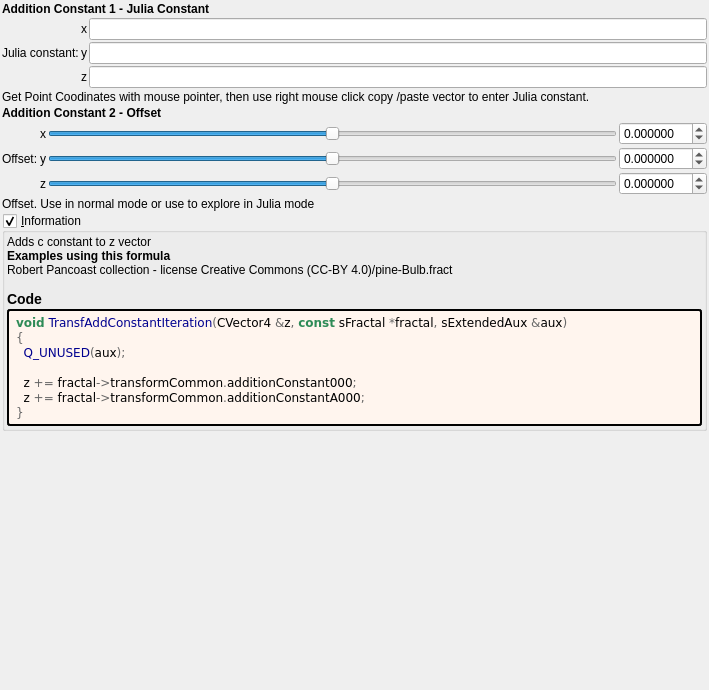
Before: the Qt Designer form mandelbulber2/formula/ui/fractal_transf_add_constant.ui in buddhi1980/mandelbulber2, drawn with Qt 5.
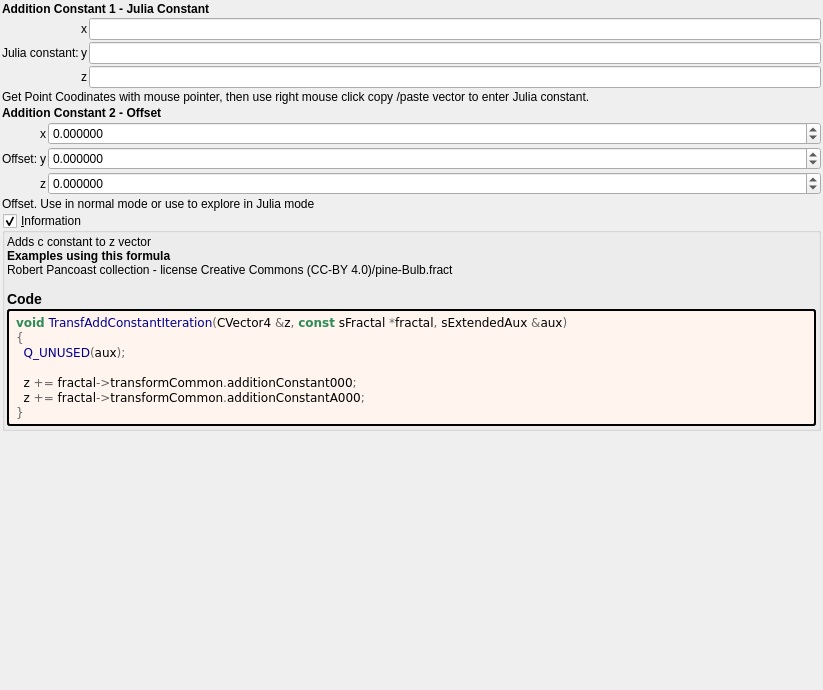
After: the same form once the commit is applied. Custom widgets are drawn as their Qt base class.

Commit message: Cleaned up 18 UIs for fractal transforms

Diff of the .ui file:
```diff
--- a/mandelbulber2/formula/ui/fractal_transf_add_constant.ui
+++ b/mandelbulber2/formula/ui/fractal_transf_add_constant.ui
@@ -6,7 +6,7 @@
    <rect>
     <x>0</x>
     <y>0</y>
-    <width>709</width>
+    <width>823</width>
     <height>690</height>
    </rect>
   </property>
@@ -131,118 +131,10 @@
     </widget>
    </item>
    <item>
-    <layout class="QGridLayout" name="gridLayout_63">
+    <layout class="QGridLayout" name="gridLayout_63" columnstretch="0,0,0,1">
      <property name="spacing">
       <number>2</number>
      </property>
-     <item row="4" column="3">
-      <widget class="QSlider" name="slider3_transf_addition_constantA_000_z">
-       <property name="sizePolicy">
-        <sizepolicy hsizetype="Expanding" vsizetype="Maximum">
-         <horstretch>0</horstretch>
-         <verstretch>0</verstretch>
-        </sizepolicy>
-       </property>
-       <property name="minimum">
-        <number>-5000000</number>
-       </property>
-       <property name="maximum">
-        <number>5000000</number>
-       </property>
-       <property name="singleStep">
-        <number>1</number>
-       </property>
-       <property name="orientation">
-        <enum>Qt::Horizontal</enum>
-       </property>
-      </widget>
-     </item>
-     <item row="4" column="4">
-      <widget class="MyDoubleSpinBox" name="spinbox3_transf_addition_constantA_000_z">
-       <property name="sizePolicy">
-        <sizepolicy hsizetype="Minimum" vsizetype="Maximum">
-         <horstretch>0</horstretch>
-         <verstretch>0</verstretch>
-        </sizepolicy>
-       </property>
-       <property name="prefix">
-        <string/>
-       </property>
-       <property name="suffix">
-        <string/>
-       </property>
-       <property name="decimals">
-        <number>6</number>
-       </property>
-       <property name="minimum">
-        <double>-99.989999999999995</double>
-       </property>
-       <property name="maximum">
-        <double>99.989999999999995</double>
-       </property>
-       <property name="singleStep">
-        <double>0.100000000000000</double>
-       </property>
-      </widget>
-     </item>
-     <item row="3" column="1">
-      <widget class="QLabel" name="label_255">
-       <property name="text">
-        <string>Offset:</string>
-       </property>
-      </widget>
-     </item>
-     <item row="3" column="3">
-      <widget class="QSlider" name="slider3_transf_addition_constantA_000_y">
-       <property name="sizePolicy">
-        <sizepolicy hsizetype="Expanding" vsizetype="Maximum">
-         <horstretch>0</horstretch>
-         <verstretch>0</verstretch>
-        </sizepolicy>
-       </property>
-       <property name="minimum">
-        <number>-5000000</number>
-       </property>
-       <property name="maximum">
-        <number>5000000</number>
-       </property>
-       <property name="singleStep">
-        <number>1</number>
-       </property>
-       <property name="orientation">
-        <enum>Qt::Horizontal</enum>
-       </property>
-      </widget>
-     </item>
-     <item row="3" column="2">
-      <widget class="QLabel" name="label_113">
-       <property name="text">
-        <string notr="true">y</string>
-       </property>
-      </widget>
-     </item>
-     <item row="2" column="3">
-      <widget class="QSlider" name="slider3_transf_addition_constantA_000_x">
-       <property name="sizePolicy">
-        <sizepolicy hsizetype="Preferred" vsizetype="Preferred">
-         <horstretch>0</horstretch>
-         <verstretch>0</verstretch>
-        </sizepolicy>
-       </property>
-       <property name="minimum">
-        <number>-5000000</number>
-       </property>
-       <property name="maximum">
-        <number>5000000</number>
-       </property>
-       <property name="singleStep">
-        <number>1</number>
-       </property>
-       <property name="orientation">
-        <enum>Qt::Horizontal</enum>
-       </property>
-      </widget>
-     </item>
      <item row="2" column="2">
       <widget class="QLabel" name="label_114">
        <property name="text">
@@ -250,14 +142,7 @@
        </property>
       </widget>
      </item>
-     <item row="4" column="2">
-      <widget class="QLabel" name="label_115">
-       <property name="text">
-        <string notr="true">z</string>
-       </property>
-      </widget>
-     </item>
-     <item row="2" column="4">
+     <item row="2" column="3">
       <widget class="MyDoubleSpinBox" name="spinbox3_transf_addition_constantA_000_x">
        <property name="sizePolicy">
         <sizepolicy hsizetype="Minimum" vsizetype="Maximum">
@@ -285,7 +170,49 @@
        </property>
       </widget>
      </item>
-     <item row="3" column="4">
+     <item row="4" column="2">
+      <widget class="QLabel" name="label_115">
+       <property name="text">
+        <string notr="true">z</string>
+       </property>
+      </widget>
+     </item>
+     <item row="3" column="2">
+      <widget class="QLabel" name="label_113">
+       <property name="text">
+        <string notr="true">y</string>
+       </property>
+      </widget>
+     </item>
+     <item row="4" column="3">
+      <widget class="MyDoubleSpinBox" name="spinbox3_transf_addition_constantA_000_z">
+       <property name="sizePolicy">
+        <sizepolicy hsizetype="Minimum" vsizetype="Maximum">
+         <horstretch>0</horstretch>
+         <verstretch>0</verstretch>
+        </sizepolicy>
+       </property>
+       <property name="prefix">
+        <string/>
+       </property>
+       <property name="suffix">
+        <string/>
+       </property>
+       <property name="decimals">
+        <number>6</number>
+       </property>
+       <property name="minimum">
+        <double>-99.989999999999995</double>
+       </property>
+       <property name="maximum">
+        <double>99.989999999999995</double>
+       </property>
+       <property name="singleStep">
+        <double>0.100000000000000</double>
+       </property>
+      </widget>
+     </item>
+     <item row="3" column="3">
       <widget class="MyDoubleSpinBox" name="spinbox3_transf_addition_constantA_000_y">
        <property name="sizePolicy">
         <sizepolicy hsizetype="Minimum" vsizetype="Maximum">
@@ -313,6 +240,13 @@
        </property>
       </widget>
      </item>
+     <item row="3" column="1">
+      <widget class="QLabel" name="label_255">
+       <property name="text">
+        <string>Offset:</string>
+       </property>
+      </widget>
+     </item>
     </layout>
    </item>
    <item>
@@ -320,6 +254,9 @@
      <property name="text">
       <string>Offset. Use in normal mode or use to explore in Julia mode</string>
      </property>
+     <property name="wordWrap">
+      <bool>true</bool>
+     </property>
     </widget>
    </item>
    <item>
```
Left out of the diff: 5 changed lines with no effect on the pictures. The commit also changes 19 other files.
